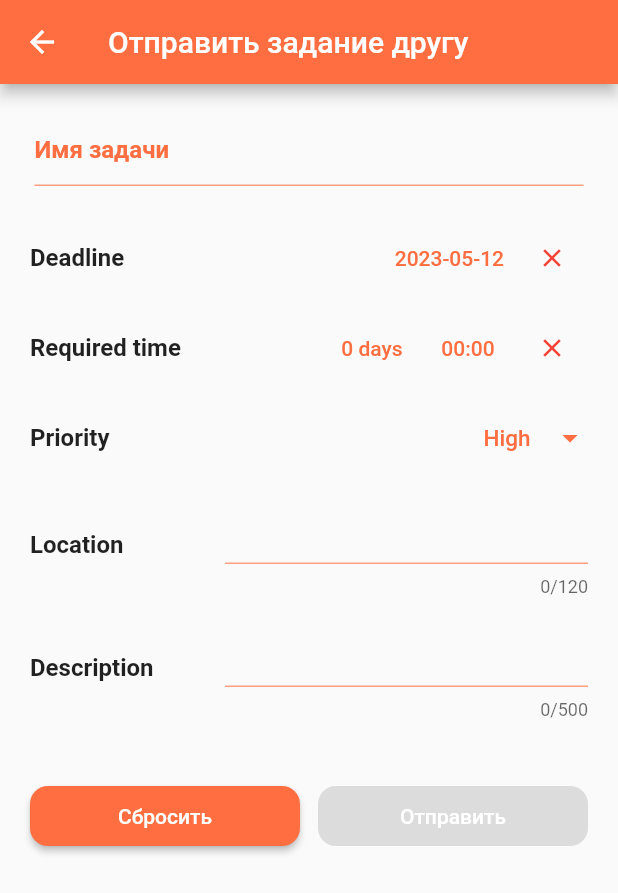
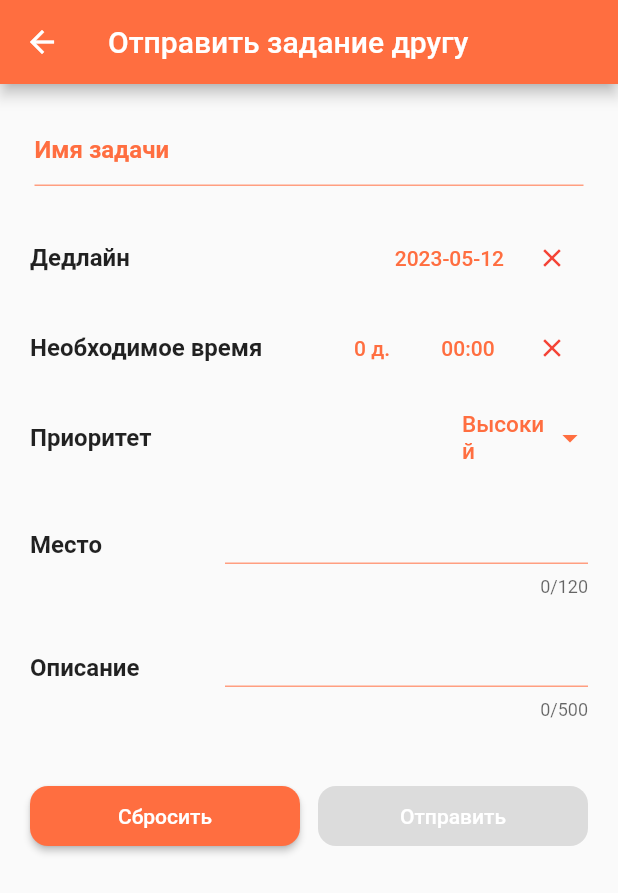
Before and after one commit to cret1x/qreoh, a Flutter app: the ShareTaskWidget screen opened directly with empty values, on a phone screen of 412 x 824 dp. Shown: the top 893 px of the screen. Run offline on Flutter 3.47's test engine with Material 2 defaults, Android fonts, the phone set to English and light mode, and no system bars; our stand-ins replace cloud_firestore, connectivity_plus, firebase_auth, firebase_core, firebase_database, firebase_storage and 5 more; accounts and stored records are empty.

Commit message:
Minor fix

```diff
--- a/lib/screens/tasks/tasks/share_task.dart
+++ b/lib/screens/tasks/tasks/share_task.dart
@@ -102,7 +102,7 @@ class ShareTaskState extends ConsumerState<ShareTaskWidget> {
               ),
               Row(mainAxisAlignment: MainAxisAlignment.spaceBetween, children: [
                 Text(
-                  "Deadline",
+                  "Дедлайн",
                   style: TextStyle(
                       fontSize: 16,
                       fontWeight: FontWeight.bold,
@@ -113,7 +113,7 @@ class ShareTaskState extends ConsumerState<ShareTaskWidget> {
                     TextButton(
                       child: Text(
                         _deadline == null
-                            ? "Add"
+                            ? "Добавить"
                             : _deadline
                                 .toString()
                                 .substring(0, _haveTime ? 16 : 10),
@@ -124,7 +124,9 @@ class ShareTaskState extends ConsumerState<ShareTaskWidget> {
                           initialDate: DateTime.now(),
                           firstDate: DateTime.now(),
                           lastDate:
-                              DateTime.now().add(const Duration(days: 2 * 365)),
+                              DateTime.now().add(const Duration(days: 2 * 365),),
+                          confirmText: "Сохранить",
+                          cancelText: "Отменить",
                         );
                         if (_deadline == null) {
                           return;
@@ -132,7 +134,8 @@ class ShareTaskState extends ConsumerState<ShareTaskWidget> {
                         TimeOfDay? time = await showTimePicker(
                             context: context,
                             initialTime: const TimeOfDay(hour: 0, minute: 0),
-                            cancelText: "SKIP");
+                            cancelText: "Пропустить",
+                            confirmText: "Сохранить");
                         _haveTime = time != null;
                         if (time != null) {
                           _deadline = _deadline!.add(
@@ -162,7 +165,7 @@ class ShareTaskState extends ConsumerState<ShareTaskWidget> {
               Row(
                 mainAxisAlignment: MainAxisAlignment.spaceBetween,
                 children: [
-                  Text("Required time",
+                  Text("Необходимое время",
                       style: TextStyle(
                           fontSize: 16,
                           fontWeight: FontWeight.bold,
@@ -171,7 +174,7 @@ class ShareTaskState extends ConsumerState<ShareTaskWidget> {
                     Visibility(
                         visible: _timeRequired == null,
                         child: TextButton(
-                          child: const Text("Add"),
+                          child: const Text("Добавить"),
                           onPressed: () {
                             _timeRequired = Duration.zero;
                             setState(() {});
@@ -182,7 +185,7 @@ class ShareTaskState extends ConsumerState<ShareTaskWidget> {
                       child: Row(
                         children: [
                           TextButton(
-                            child: Text("${_daysRequired} days"),
+                            child: Text("${_daysRequired} д."),
                             onPressed: () {
                               showCupertinoModalPopup(
                                 context: context,
@@ -279,7 +282,7 @@ class ShareTaskState extends ConsumerState<ShareTaskWidget> {
               Row(
                 mainAxisAlignment: MainAxisAlignment.spaceBetween,
                 children: [
-                  Text("Priority",
+                  Text("Приоритет",
                       style: TextStyle(
                           fontSize: 16,
                           fontWeight: FontWeight.bold,
@@ -294,16 +297,16 @@ class ShareTaskState extends ConsumerState<ShareTaskWidget> {
                       String text;
                       switch (Priority.values[index]) {
                         case Priority.high:
-                          text = "High";
+                          text = "Высокий";
                           break;
                         case Priority.medium:
-                          text = "Medium";
+                          text = "Средний";
                           break;
                         case Priority.low:
-                          text = "Low";
+                          text = "Низкий";
                           break;
                         case Priority.none:
-                          text = "None";
+                          text = "Без приоритета";
                           break;
                       }
                       return DropdownMenuItem(
@@ -332,7 +335,7 @@ class ShareTaskState extends ConsumerState<ShareTaskWidget> {
                 children: [
                   SizedBox(
                     width: 120,
-                    child: Text("Location",
+                    child: Text("Место",
                         style: TextStyle(
                             fontSize: 16,
                             fontWeight: FontWeight.bold,
@@ -367,7 +370,7 @@ class ShareTaskState extends ConsumerState<ShareTaskWidget> {
                 children: [
                   SizedBox(
                     width: 120,
-                    child: Text("Description",
+                    child: Text("Описание",
                         style: TextStyle(
                             fontSize: 16,
                             fontWeight: FontWeight.bold,
```
